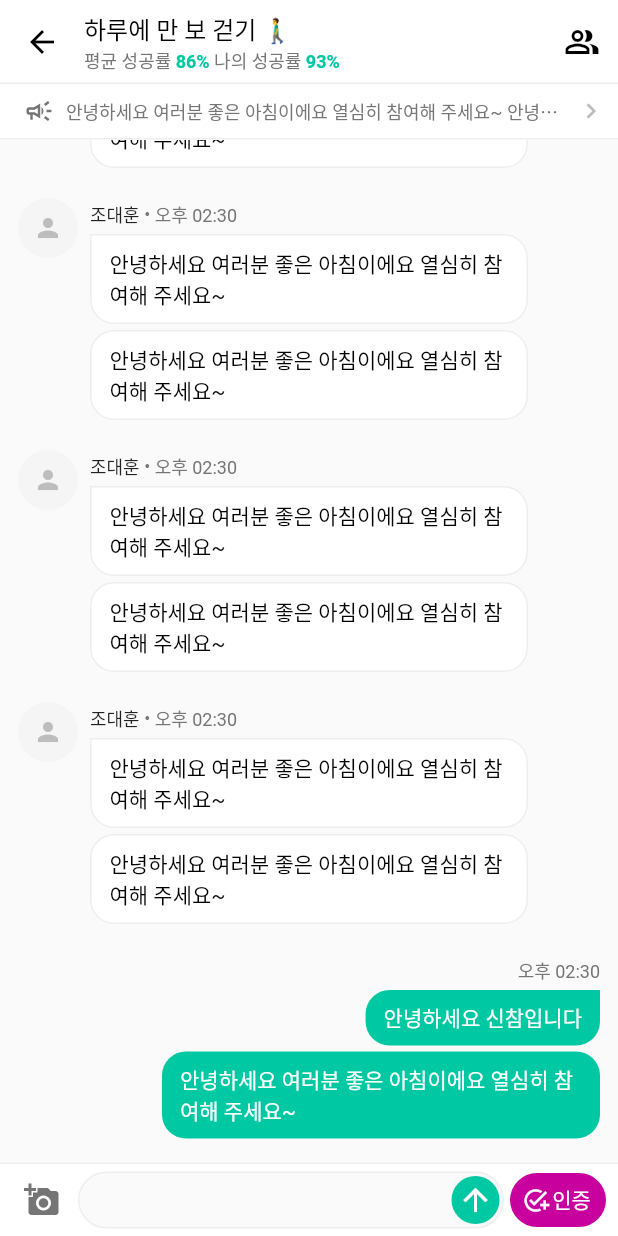
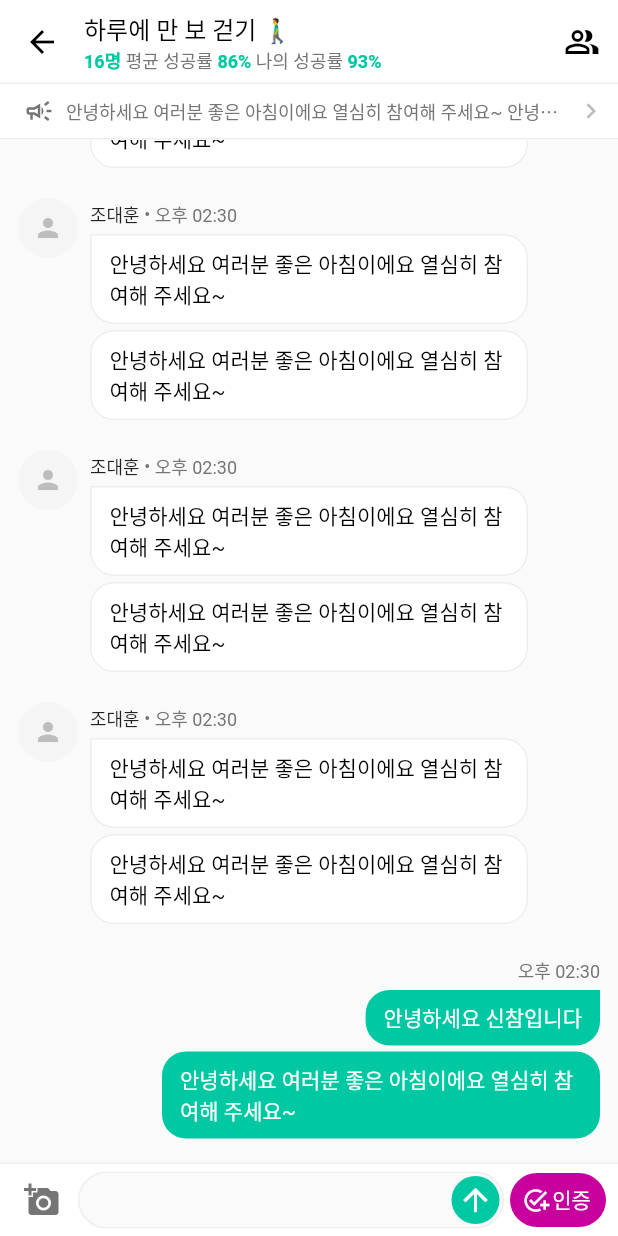
Before and after one commit to oh-jinsu/madeit, a Flutter app: the RoomPage screen opened directly, on a phone screen of 412 x 824 dp. Run offline on Flutter 3.47's test engine with Material 2 defaults, Android fonts, the phone set to English and light mode, and no system bars; our stand-ins replace firebase_core, flutter_dotenv, rxdart, socket_io_client; accounts and stored records are empty; generated files the repository leaves out were written again; network calls fail.

Commit message:
Add the participant count on the room page

```diff
--- a/lib/composition/room/page.dart
+++ b/lib/composition/room/page.dart
@@ -67,8 +67,15 @@ class _RoomPageState extends State<RoomPage> {
                 text: TextSpan(
                   style: const CaptionTextStyle(),
                   children: [
+                    TextSpan(
+                      text: "16명",
+                      style: TextStyle(
+                        color: Theme.of(context).colorScheme.primary,
+                        fontWeight: FontWeight.bold,
+                      ),
+                    ),
                     const TextSpan(
-                      text: "평균 성공률 ",
+                      text: " 평균 성공률 ",
                     ),
                     TextSpan(
                       text: "86%",
```
